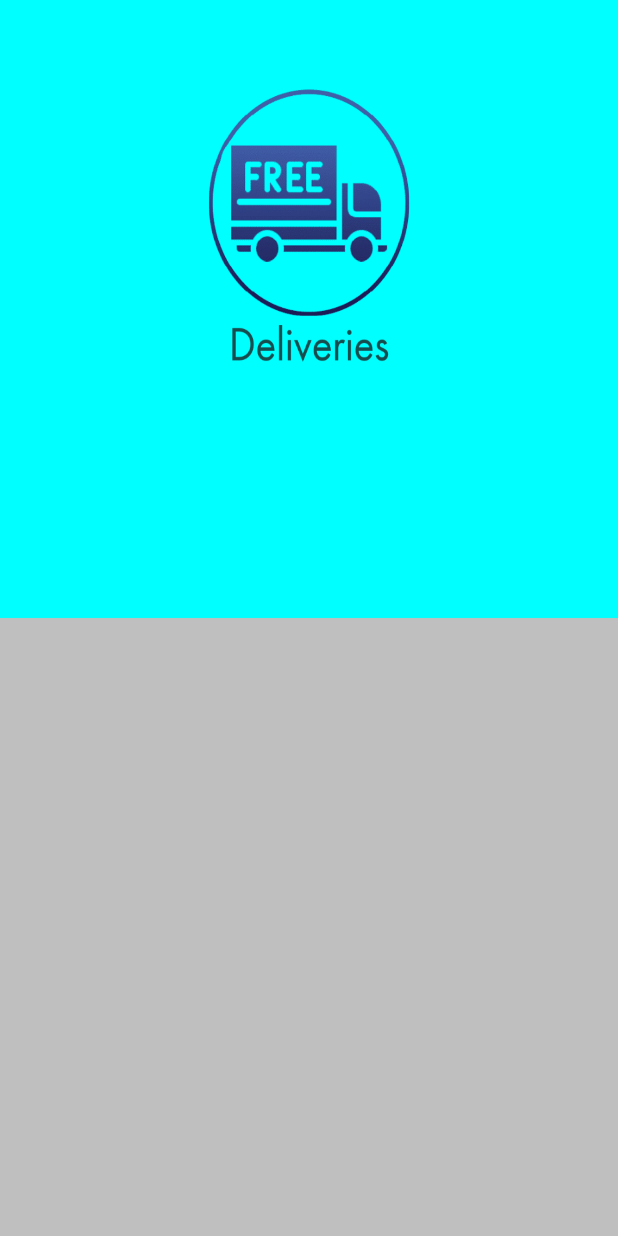
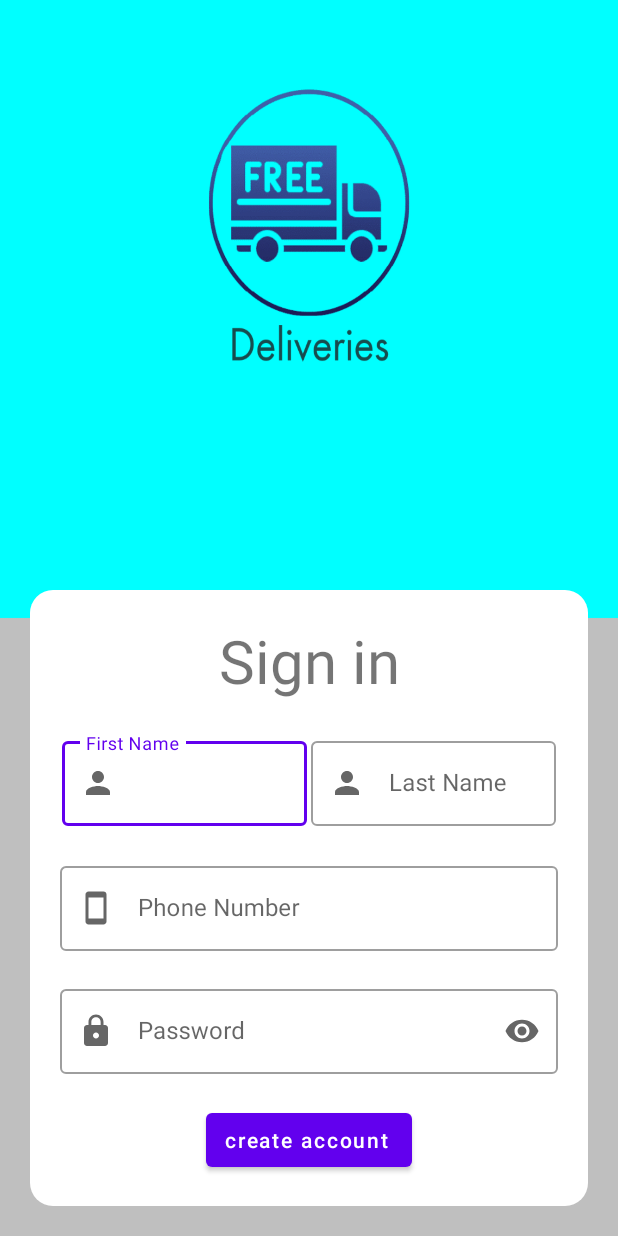
Before and after one commit to idavidkam/weDeliver, an Android app: the signin screen opened directly, with no data from a screen before it, on a phone screen of 412 x 824 dp. Run offline under Robolectric (Android 15) with nearby library versions, the phone set to English and light mode, and no system bars.

Commit message:
add signin page

```diff
--- a/app/src/main/java/app/shipcalc/login.kt
+++ b/app/src/main/java/app/shipcalc/login.kt
@@ -1,12 +1,27 @@
 package app.shipcalc
 
+import android.content.Intent
 import androidx.appcompat.app.AppCompatActivity
 import android.os.Bundle
+import android.os.Handler
+import android.view.View
+import android.widget.Button
 
 class login : AppCompatActivity() {
+    lateinit var createAccountButton: Button
+
     override fun onCreate(savedInstanceState: Bundle?) {
         super.onCreate(savedInstanceState)
         setContentView(R.layout.activity_login)
         supportActionBar?.hide()
+
+        //move to next page - create account
+        createAccountButton = findViewById<Button>(R.id.create_account_Button)
+        createAccountButton.setOnClickListener{
+            val intent = Intent(this@login, signin::class.java)
+            startActivity(intent)
+        }
+
+
     }
 }
--- /dev/null
+++ b/app/src/main/res/drawable/ic_baseline_person_24.xml
@@ -0,0 +1,10 @@
+<vector xmlns:android="http://schemas.android.com/apk/res/android"
+    android:width="24dp"
+    android:height="24dp"
+    android:viewportWidth="24"
+    android:viewportHeight="24"
+    android:tint="?attr/colorControlNormal">
+  <path
+      android:fillColor="@android:color/white"
+      android:pathData="M12,12c2.21,0 4,-1.79 4,-4s-1.79,-4 -4,-4 -4,1.79 -4,4 1.79,4 4,4zM12,14c-2.67,0 -8,1.34 -8,4v2h16v-2c0,-2.66 -5.33,-4 -8,-4z"/>
+</vector>
--- a/app/src/main/res/layout/activity_login.xml
+++ b/app/src/main/res/layout/activity_login.xml
@@ -36,6 +36,7 @@
             <com.google.android.material.textfield.TextInputEditText
                 android:layout_width="match_parent"
                 android:layout_height="wrap_content"
+                android:inputType="phone"
                 android:hint="Phone Number" />
         </com.google.android.material.textfield.TextInputLayout>
 
--- a/app/src/main/res/layout/activity_signin.xml
+++ b/app/src/main/res/layout/activity_signin.xml
@@ -1,12 +1,118 @@
 <?xml version="1.0" encoding="utf-8"?>
-<androidx.constraintlayout.widget.ConstraintLayout xmlns:android="http://schemas.android.com/apk/res/android"
+<RelativeLayout xmlns:android="http://schemas.android.com/apk/res/android"
     xmlns:app="http://schemas.android.com/apk/res-auto"
     xmlns:tools="http://schemas.android.com/tools"
     android:layout_width="match_parent"
     android:layout_height="match_parent"
-    tools:context=".signin"
-    android:background="@drawable/login_signin_background">
+    android:background="@drawable/login_signin_background"
+    tools:context=".signin">
+
+    <LinearLayout
+        android:layout_width="match_parent"
+        android:layout_height="wrap_content"
+        android:layout_alignParentBottom="true"
+        android:layout_margin="20dp"
+        android:background="@drawable/login_signin_border"
+        android:orientation="vertical">
+
+        <TextView
+            android:layout_width="match_parent"
+            android:layout_height="wrap_content"
+            android:layout_margin="10dp"
+            android:gravity="center"
+            android:text="Sign in"
+            android:textSize="40dp" />
+
+        <LinearLayout
+            android:layout_width="match_parent"
+            android:layout_height="wrap_content"
+            android:layout_gravity="center_horizontal"
+            android:layout_margin="10dp"
+            android:orientation="horizontal"
+            android:weightSum="1">
+
+            <com.google.android.material.textfield.TextInputLayout
+                android:id="@+id/signin_fName"
+                style="@style/Widget.MaterialComponents.TextInputLayout.OutlinedBox"
+                android:layout_width="fill_parent"
+                android:layout_height="wrap_content"
+                android:layout_margin="1dp"
+                android:layout_weight="0.5"
+                app:layout_constraintStart_toStartOf="parent"
+                app:layout_constraintTop_toTopOf="parent"
+                app:startIconDrawable="@drawable/ic_baseline_person_24">
+
+                <com.google.android.material.textfield.TextInputEditText
+                    android:layout_width="match_parent"
+                    android:layout_height="wrap_content"
+                    android:hint="First Name"
+                    android:inputType="textPersonName" />
+            </com.google.android.material.textfield.TextInputLayout>
+
+            <com.google.android.material.textfield.TextInputLayout
+                android:id="@+id/signin_lName"
+                style="@style/Widget.MaterialComponents.TextInputLayout.OutlinedBox"
+                android:layout_width="fill_parent"
+                android:layout_height="wrap_content"
+                android:layout_margin="1dp"
+                android:layout_weight="0.5"
+                app:layout_constraintStart_toStartOf="parent"
+                app:layout_constraintTop_toTopOf="parent"
+                app:startIconDrawable="@drawable/ic_baseline_person_24">
+
+                <com.google.android.material.textfield.TextInputEditText
+                    android:layout_width="match_parent"
+                    android:layout_height="wrap_content"
+                    android:hint="Last Name"
+                    android:inputType="textPersonName" />
+            </com.google.android.material.textfield.TextInputLayout>
+        </LinearLayout>
+
+        <com.google.android.material.textfield.TextInputLayout
+            android:id="@+id/signin_phone"
+            style="@style/Widget.MaterialComponents.TextInputLayout.OutlinedBox"
+            android:layout_width="match_parent"
+            android:layout_height="wrap_content"
+            android:layout_margin="10dp"
+            app:layout_constraintStart_toStartOf="parent"
+            app:layout_constraintTop_toTopOf="parent"
+            app:startIconDrawable="@drawable/ic_baseline_smartphone_24">
+
+            <com.google.android.material.textfield.TextInputEditText
+                android:layout_width="match_parent"
+                android:layout_height="wrap_content"
+                android:hint="Phone Number"
+                android:inputType="phone" />
+        </com.google.android.material.textfield.TextInputLayout>
+
+        <com.google.android.material.textfield.TextInputLayout
+            android:id="@+id/signin_password"
+            style="@style/Widget.MaterialComponents.TextInputLayout.OutlinedBox"
+            android:layout_width="match_parent"
+            android:layout_height="wrap_content"
+            android:layout_margin="10dp"
+            app:endIconMode="password_toggle"
+            app:layout_constraintStart_toStartOf="parent"
+            app:layout_constraintTop_toTopOf="parent"
+            app:startIconDrawable="@drawable/ic_baseline_lock_24">
+
+            <com.google.android.material.textfield.TextInputEditText
+                android:layout_width="match_parent"
+                android:layout_height="wrap_content"
+                android:hint="Password"
+                android:inputType="textPassword" />
+        </com.google.android.material.textfield.TextInputLayout>
+
+        <Button
+            android:id="@+id/signin_button"
+            style="@style/Widget.MaterialComponents.Button.Icon"
+            android:layout_width="wrap_content"
+            android:layout_height="wrap_content"
+            android:layout_gravity="center"
+            android:layout_margin="10dp"
+            android:text="create account"
+            android:textAllCaps="false" />
+    </LinearLayout>
 
 
-
-</androidx.constraintlayout.widget.ConstraintLayout>
+</RelativeLayout>
```
